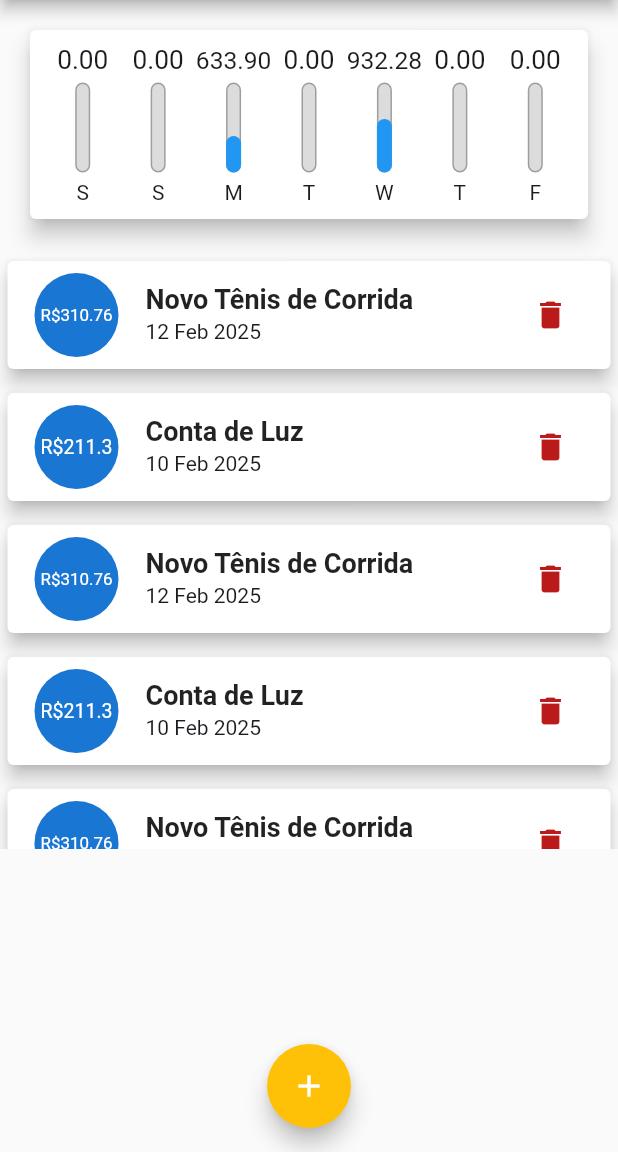
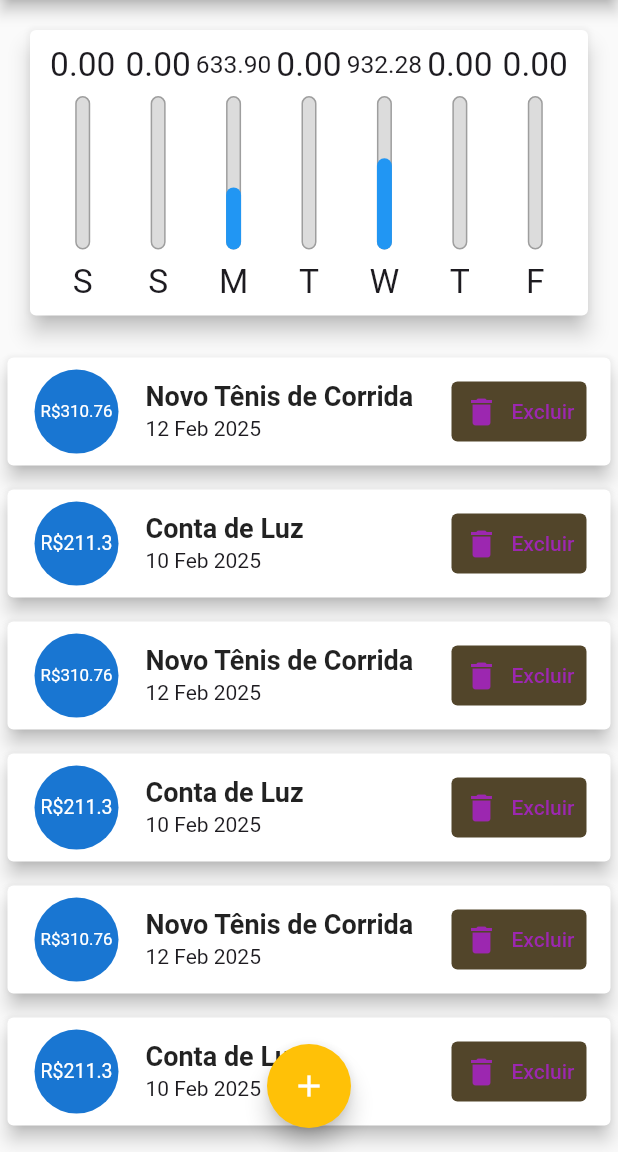
Before and after one commit to JoseLucasapp/expenses-app, a Flutter app: the screen it shows after launch, on a phone screen of 412 x 824 dp, the part 84-1236 px from its top. Run offline on Flutter 3.47's test engine with Material 3 defaults, Android fonts, the phone set to English and light mode, and no system bars; Roboto replaces fonts that are missing (OpenSans).

Commit message:
fix: landscape

```diff
--- a/lib/components/chart_bar.dart
+++ b/lib/components/chart_bar.dart
@@ -13,13 +13,14 @@ class ChartBar extends StatelessWidget {
 
   @override
   Widget build(BuildContext context) {
-    return Column(children: [
+    return LayoutBuilder(
+      builder: (ctx, constraints) => Column(children: [
         Container(
-          height: 20,
+            height: constraints.maxHeight * 0.15,
             child: FittedBox(child: Text('${value.toStringAsFixed(2)}'))),
-      SizedBox(height: 5),
+        SizedBox(height: constraints.maxHeight * 0.05),
         Container(
-        height: 60,
+          height: constraints.maxHeight * 0.6,
           width: 10,
           child: Stack(
             alignment: Alignment.bottomCenter,
@@ -47,9 +48,12 @@ class ChartBar extends StatelessWidget {
           ),
         ),
         SizedBox(
-        height: 5,
+          height: constraints.maxHeight * 0.05,
         ),
-      Text(label),
-    ]);
+        Container(
+            height: constraints.maxHeight * 0.15,
+            child: FittedBox(child: Text(label))),
+      ]),
+    );
   }
 }
--- a/lib/components/transaction_form.dart
+++ b/lib/components/transaction_form.dart
@@ -49,8 +49,13 @@ class _TransactionFormState extends State<TransactionForm> {
   Widget build(BuildContext context) {
     return Card(
       elevation: 5,
-      child: Column(children: [
-        Column(
+      child: Padding(
+        padding: EdgeInsets.only(
+            top: 10,
+            left: 10,
+            right: 10,
+            bottom: 10 + MediaQuery.of(context).viewInsets.bottom),
+        child: Column(
           children: [
             TextField(
               controller: _titleController,
@@ -98,8 +103,8 @@ class _TransactionFormState extends State<TransactionForm> {
               ],
             )
           ],
-        )
-      ]),
+        ),
+      ),
     );
   }
 }
--- a/lib/components/transaction_list.dart
+++ b/lib/components/transaction_list.dart
@@ -11,10 +11,9 @@ class TransactionList extends StatelessWidget {
 
   @override
   Widget build(BuildContext context) {
-    return Container(
-        height: 400,
-        child: transactions.isEmpty
-            ? Column(children: [
+    return transactions.isEmpty
+        ? LayoutBuilder(builder: (ctx, constraints) {
+            return Column(children: [
               Text(
                 'Nenhuma transação cadastrada!',
                 style: ThemeData.light().textTheme.titleLarge,
@@ -23,10 +22,11 @@ class TransactionList extends StatelessWidget {
                 height: 20,
               ),
               Container(
-                    height: 200,
+                  height: constraints.maxHeight * 0.6,
                   child: Image.asset('assets/images/waiting.png',
                       fit: BoxFit.cover))
-              ])
+            ]);
+          })
         : ListView.builder(
             itemCount: transactions.length,
             itemBuilder: (context, index) {
@@ -50,13 +50,24 @@ class TransactionList extends StatelessWidget {
                     subtitle: Text(
                       DateFormat('d MMM y').format(tx.date),
                     ),
-                        trailing: IconButton(
+                    trailing: MediaQuery.of(context).size.width > 400
+                        ? TextButton.icon(
+                            onPressed: () => onRemove(tx.id),
+                            icon: Icon(Icons.delete),
+                            label: Text('Excluir'),
+                            style: ButtonStyle(
+                                backgroundColor: WidgetStateProperty.all(
+                                    Theme.of(context)
+                                        .colorScheme
+                                        .onSecondaryContainer)),
+                          )
+                        : IconButton(
                             icon: Icon(Icons.delete),
                             color: Theme.of(context).colorScheme.error,
                             onPressed: () => onRemove(tx.id),
                           )),
               );
             },
-              ));
+          );
   }
 }
--- a/lib/main.dart
+++ b/lib/main.dart
@@ -1,5 +1,6 @@
 import 'package:expenses/components/transaction_form.dart';
 import 'package:flutter/material.dart';
+import 'package:flutter/services.dart';
 import 'dart:math';
 import 'components/chart.dart';
 import 'components/transaction_list.dart';
@@ -13,6 +14,12 @@ class ExpensesApp extends StatelessWidget {
 
   @override
   Widget build(BuildContext context) {
+    SystemChrome.setPreferredOrientations([
+      DeviceOrientation.portraitUp,
+      DeviceOrientation.portraitDown,
+      DeviceOrientation.landscapeLeft,
+      DeviceOrientation.landscapeRight
+    ]);
     return MaterialApp(
       home: const MyHomePage(),
       theme: ThemeData(
@@ -88,6 +95,8 @@ class _MyHomePageState extends State<MyHomePage> {
     ),
   ];
 
+  bool _showChart = false;
+
   List<Transaction> get _recentTransactions {
     return _transactions.where((transaction) {
       return transaction.date
@@ -127,22 +136,48 @@ class _MyHomePageState extends State<MyHomePage> {
 
   @override
   Widget build(BuildContext context) {
+    final mediaQuery = MediaQuery.of(context);
+    bool isLandscape = mediaQuery.orientation == Orientation.landscape;
+    final appBar = AppBar(
+      title: Text('Despesas Pessoais'),
+      actions: [
+        IconButton(
+          icon: Icon(Icons.add),
+          onPressed: () => _openTransactionFormModal(context),
+        ),
+        if (isLandscape)
+          IconButton(
+            icon: Icon(_showChart ? Icons.list : Icons.pie_chart),
+            onPressed: () {
+              setState(() {
+                _showChart = !_showChart;
+              });
+            },
+          ),
+      ],
+    );
+
+    final availableHeight = mediaQuery.size.height -
+        appBar.preferredSize.height -
+        mediaQuery.padding.top;
+
+    const chartHeight = 0.30;
+    const listHeight = 0.70;
+
     return Scaffold(
-      appBar: AppBar(
-        title: const Text('Despesas Pessoais'),
-        actions: [
-          IconButton(
-            icon: const Icon(Icons.add),
-            onPressed: () => _openTransactionFormModal(context),
-          ),
-        ],
-      ),
+      appBar: appBar,
       body: SingleChildScrollView(
         child: Column(
           crossAxisAlignment: CrossAxisAlignment.stretch,
           children: [
-            Chart(_recentTransactions),
-            TransactionList(_transactions, _removeTransaction),
+            if (_showChart || !isLandscape)
+              SizedBox(
+                  height: availableHeight * (isLandscape ? 0.7 : chartHeight),
+                  child: Chart(_recentTransactions)),
+            if (!_showChart || !isLandscape)
+              SizedBox(
+                  height: availableHeight * listHeight,
+                  child: TransactionList(_transactions, _removeTransaction)),
           ],
         ),
       ),
```
Lines whose indentation alone changed are shown as unchanged.
